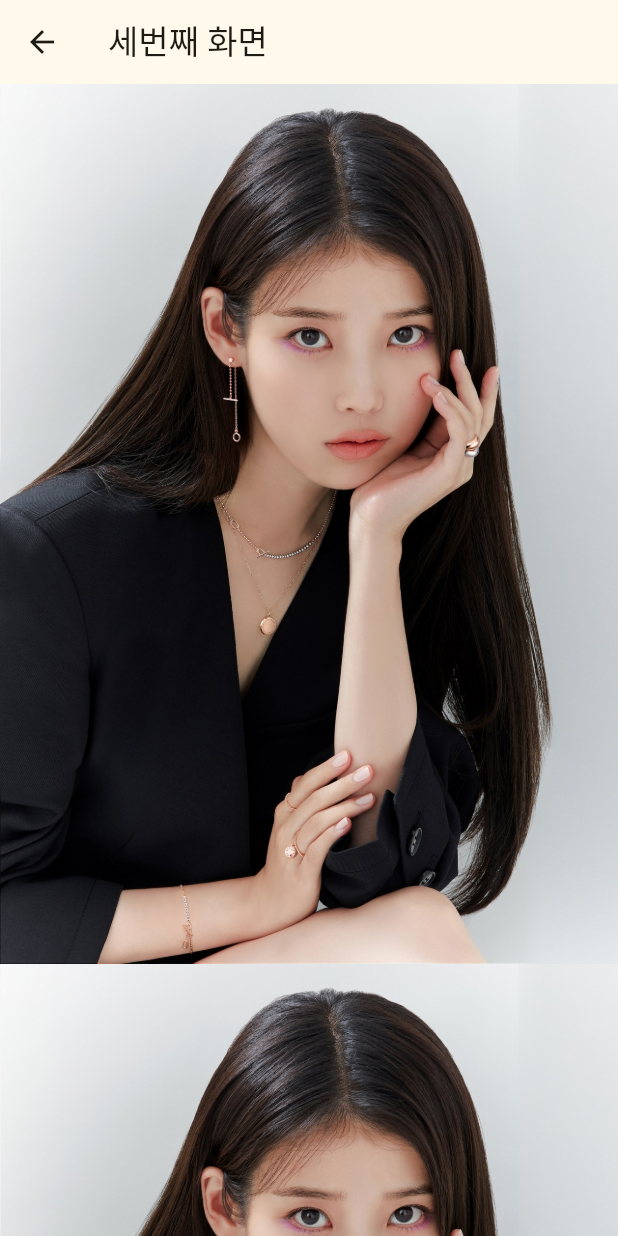
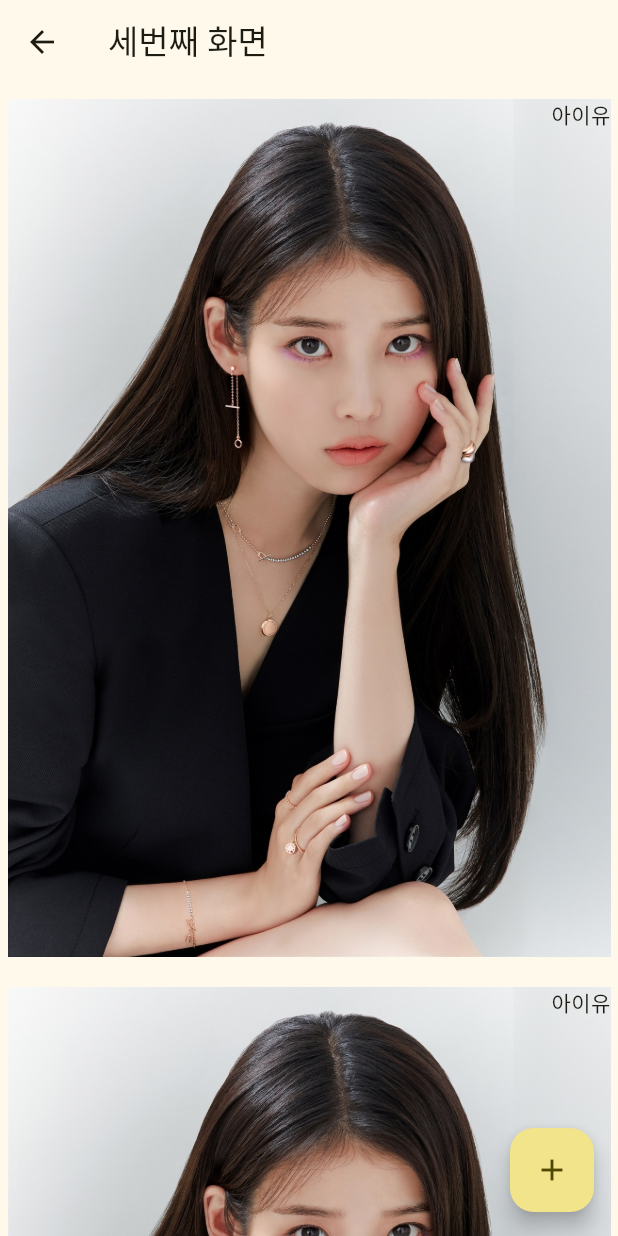
Before and after one commit to junsuk5/koscom_flutter_ui, a Flutter app: the screen it shows after launch, after a tap on "세번째 화면으로", on a phone screen of 412 x 824 dp. Run offline on Flutter 3.47's test engine with Material 3 defaults, Android fonts, the phone set to English and light mode, and no system bars; network calls fail.

```diff
--- a/lib/components/my_first_screen.dart
+++ b/lib/components/my_first_screen.dart
@@ -17,7 +17,10 @@ class MyFirstScreen extends StatelessWidget {
           child: Column(
             mainAxisAlignment: MainAxisAlignment.center,
             children: [
-              const TextField(),
+              const SizedBox(
+                width: 100,
+                child: TextField(),
+              ),
               Row(
                 mainAxisAlignment: MainAxisAlignment.center,
                 children: [
@@ -26,7 +29,8 @@ class MyFirstScreen extends StatelessWidget {
                       print('클릭!!!');
                       Navigator.push(
                         context,
-                        MaterialPageRoute(builder: (_) => const MySecondScreen()),
+                        MaterialPageRoute(
+                            builder: (_) => const MySecondScreen()),
                       );
                     },
                     child: const Text('두번째 화면으로'),
@@ -36,7 +40,8 @@ class MyFirstScreen extends StatelessWidget {
                       print('클릭!!!');
                       Navigator.push(
                         context,
-                        MaterialPageRoute(builder: (_) => const MyThirdScreen()),
+                        MaterialPageRoute(
+                            builder: (_) => const MyThirdScreen()),
                       );
                     },
                     child: const Text('세번째 화면으로'),
--- a/lib/components/my_third_screen.dart
+++ b/lib/components/my_third_screen.dart
@@ -13,7 +13,27 @@ class MyThirdScreen extends StatelessWidget {
         itemCount: 100,
         itemBuilder: (BuildContext context, int index) {
           print('$index 번째');
-          return Image.asset('assets/iu.jpg');
+          return Padding(
+            padding: const EdgeInsets.symmetric(
+              vertical: 10,
+              horizontal: 5,
+            ),
+            child: Stack(
+              children: [
+                Image.asset('assets/iu.jpg'),
+                const Align(
+                  alignment: Alignment.topRight,
+                  child: Text('아이유'),
+                ),
+              ],
+            ),
+          );
+        },
+      ),
+      floatingActionButton: FloatingActionButton(
+        child: const Icon(Icons.add),
+        onPressed: () {
+          print('+');
         },
       ),
     );
```
